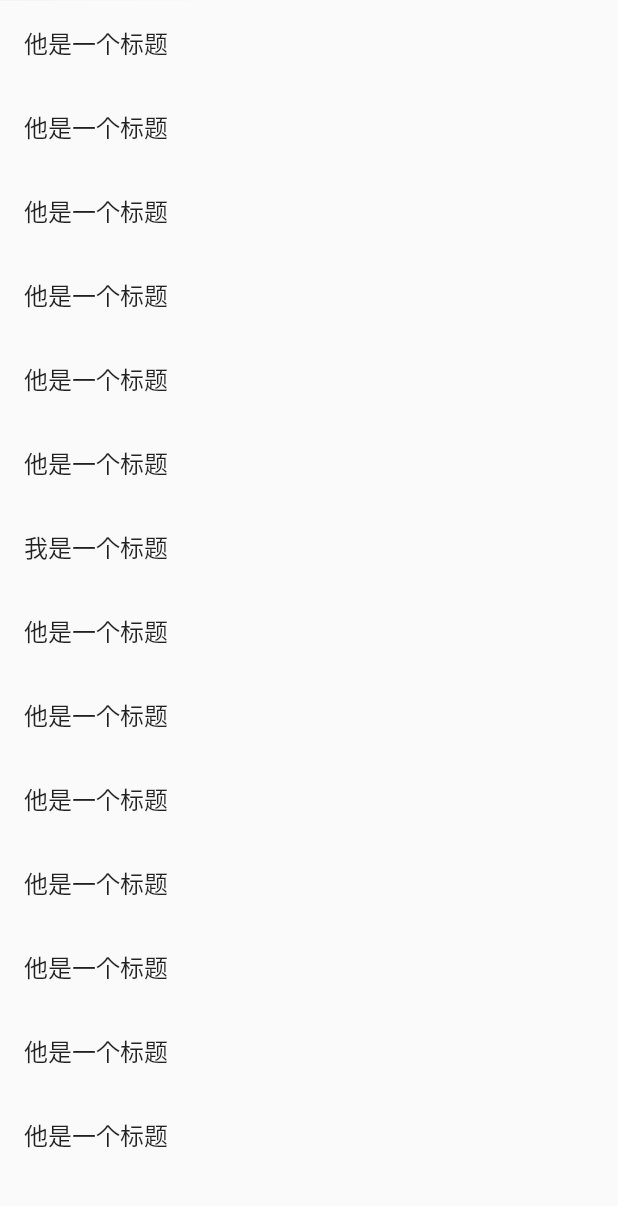
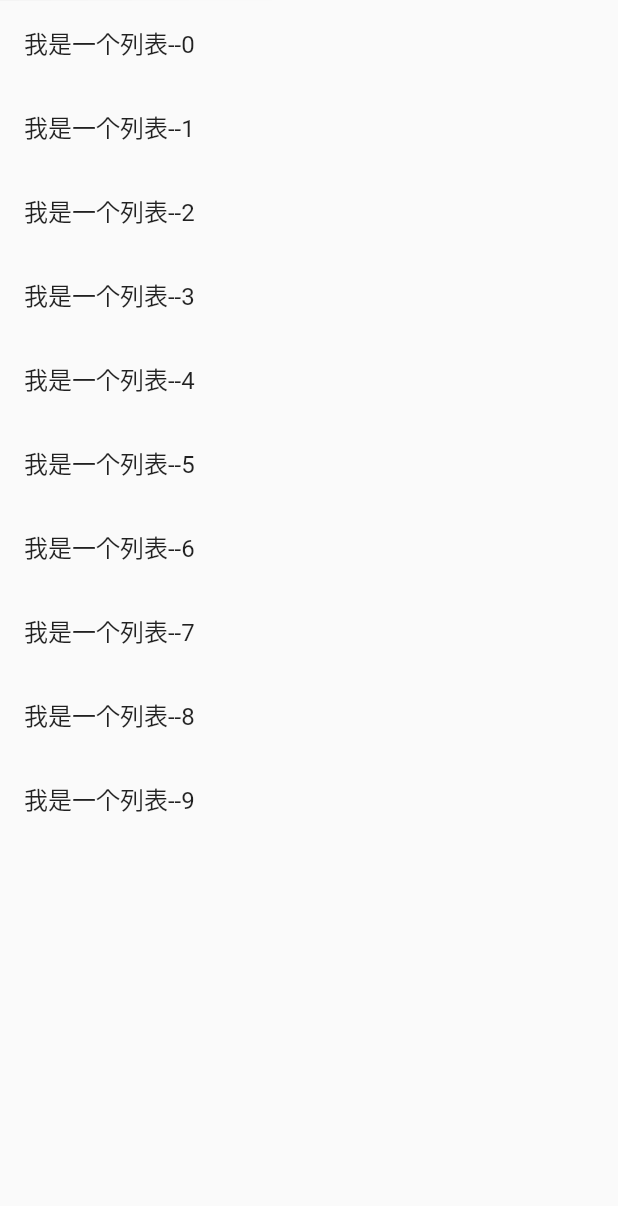
Before and after one commit to spearsharp/arithg, a Flutter app: the ListViewPage screen opened directly with empty values, tab 4 chosen, on a phone screen of 412 x 824 dp, the part 30-1236 px from its top. Run offline on Flutter 3.47's test engine with Material 2 defaults, Android fonts, the phone set to English and light mode, and no system bars; our stand-ins replace flutter_screenutil, fluttertoast, get, shared_preferences; missing offline and left inert: dart:ffi; accounts and stored records are empty; network calls fail.

Commit message:
dynamic listview.builder

```diff
--- a/lib/instances/listview.dart
+++ b/lib/instances/listview.dart
@@ -151,30 +151,29 @@ class _ListViewPageState extends State<ListViewPage>
           ),
           SizedBox(
             height: 80,
-            child: ListView(
-              children: const <Widget>[
-                ListTile(title: Text("他是一个标题")),
-                ListTile(title: Text("他是一个标题")),
-                ListTile(title: Text("他是一个标题")),
-                ListTile(title: Text("他是一个标题")),
-                ListTile(title: Text("他是一个标题")),
-                ListTile(title: Text("他是一个标题")),
-                ListTile(title: Text("我是一个标题")),
-                ListTile(title: Text("他是一个标题")),
-                ListTile(title: Text("他是一个标题")),
-                ListTile(title: Text("他是一个标题")),
-                ListTile(title: Text("他是一个标题")),
-                ListTile(title: Text("他是一个标题")),
-                ListTile(title: Text("他是一个标题")),
-                ListTile(title: Text("他是一个标题")),
-                ListTile(title: Text("他是一个标题")),
-                ListTile(title: Text("他是一个标题")),
-                ListTile(title: Text("他是一个标题")),
-                ListTile(title: Text("他是n个标题")),
-                ListTile(title: Text("他是N个标题")),
-              ],
-            ),
+            child: ListPage(),
           )
         ]));
   }
 }
+
+//dynamic listView via ListView.builder
+class ListPage extends StatelessWidget {
+  List list = [];
+  ListPage({Key? key}) : super(key: key) {
+    for (var i = 0; i < 10; i++) {
+      list.add("我是一个列表--$i");
+    }
+  }
+
+  @override
+  Widget build(BuildContext context) {
+    return ListView.builder(
+        itemCount: list.length,
+        itemBuilder: (context, index) {
+          return ListTile(
+            title: Text("${list[index]}"),
+          );
+        });
+  }
+}
```
